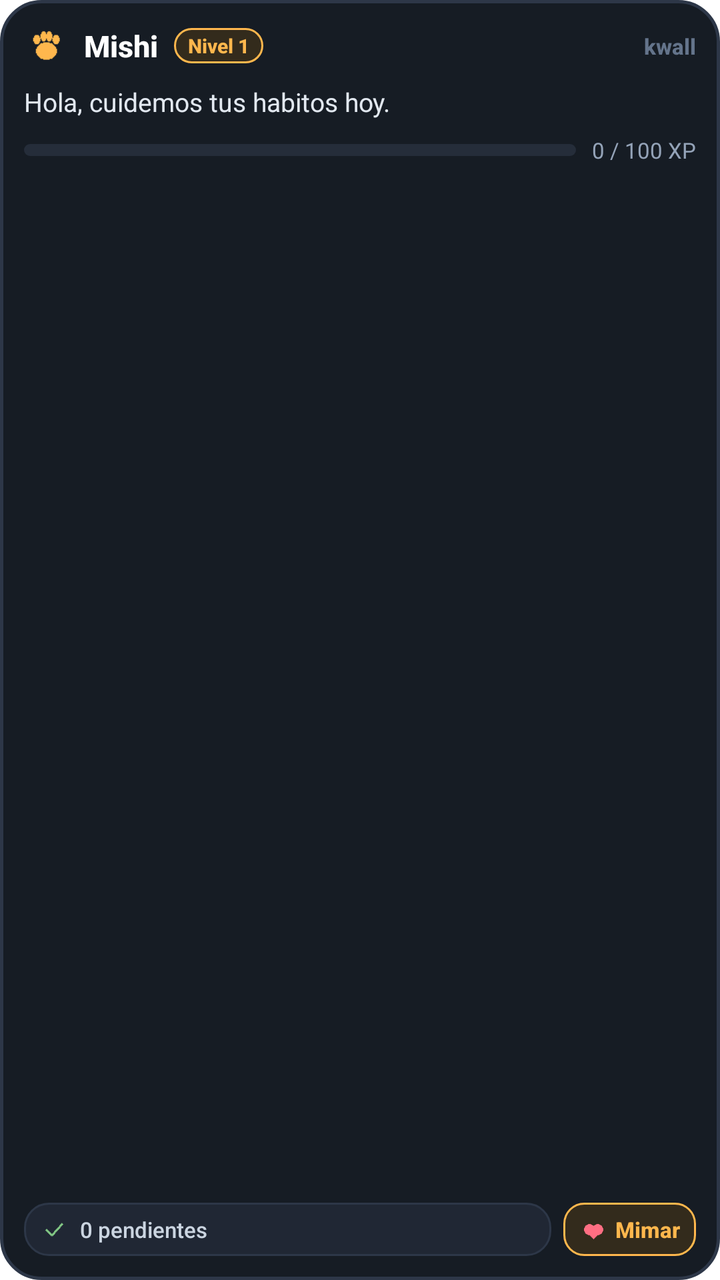
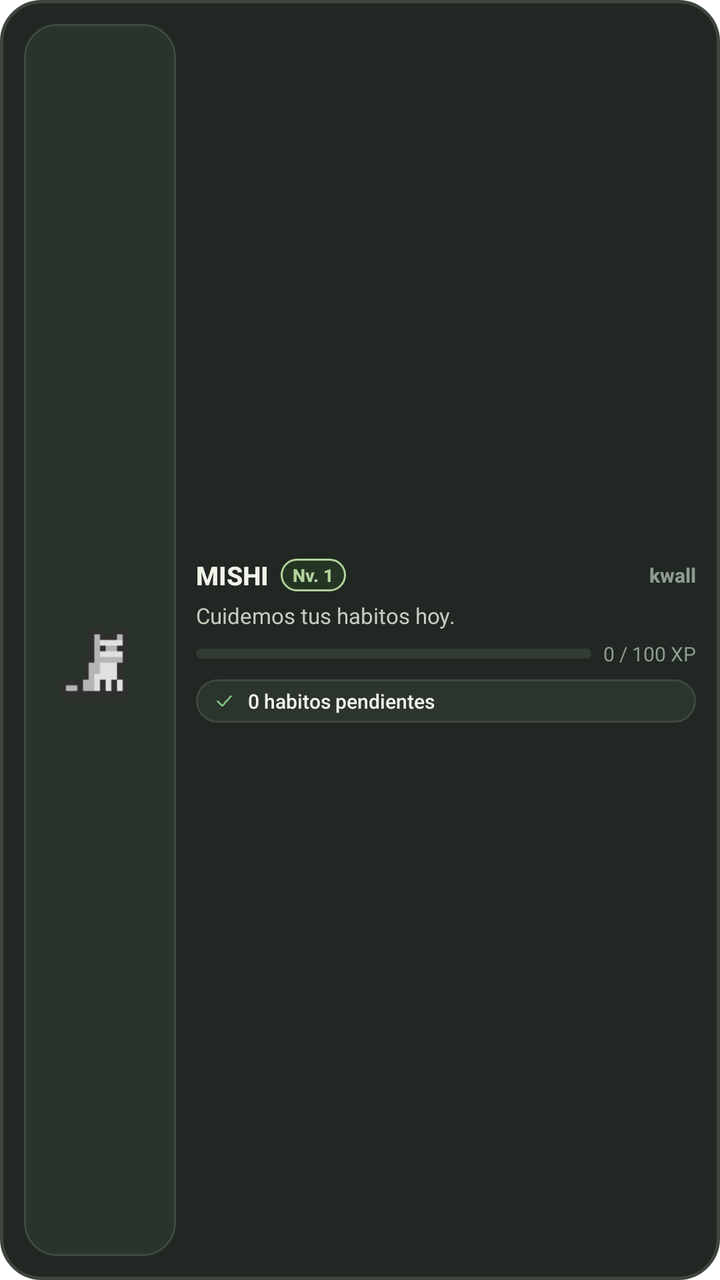

The first picture is an Android layout as it rendered before a commit; the second is the same layout after the commit. The layout source and the unified diff follow.
<!-- AndroidManifest.xml: fallback theme Theme.MaterialComponents.DayNight.NoActionBar -->
<!-- res/layout/kwall_pet_widget.xml -->
<?xml version="1.0" encoding="utf-8"?>
<LinearLayout xmlns:android="http://schemas.android.com/apk/res/android"
    android:id="@+id/widget_root"
    android:layout_width="match_parent"
    android:layout_height="match_parent"
    android:background="@drawable/widget_card_bg"
    android:orientation="vertical"
    android:padding="12dp">

    
    <LinearLayout
        android:layout_width="match_parent"
        android:layout_height="wrap_content"
        android:gravity="center_vertical"
        android:orientation="horizontal">

        <ImageView
            android:id="@+id/widget_pet_icon"
            android:layout_width="22dp"
            android:layout_height="22dp"
            android:contentDescription="@string/widget_pet_habits_name"
            android:src="@drawable/ic_widget_paw" />

        <TextView
            android:id="@+id/widget_pet_name"
            android:layout_width="wrap_content"
            android:layout_height="wrap_content"
            android:layout_marginStart="8dp"
            android:fontFamily="sans-serif-medium"
            android:text="Mishi"
            android:textColor="#FFFFFF"
            android:textSize="15sp"
            android:textStyle="bold" />

        <TextView
            android:id="@+id/widget_pet_level"
            android:layout_width="wrap_content"
            android:layout_height="wrap_content"
            android:layout_marginStart="8dp"
            android:background="@drawable/widget_chip_accent"
            android:fontFamily="sans-serif-medium"
            android:paddingStart="7dp"
            android:paddingTop="2dp"
            android:paddingEnd="7dp"
            android:paddingBottom="2dp"
            android:text="Nivel 1"
            android:textColor="#FFB74D"
            android:textSize="10sp"
            android:textStyle="bold" />

        <FrameLayout
            android:layout_width="0dp"
            android:layout_height="1dp"
            android:layout_weight="1" />

        <TextView
            android:id="@+id/widget_brand"
            android:layout_width="wrap_content"
            android:layout_height="wrap_content"
            android:fontFamily="sans-serif-medium"
            android:text="kwall"
            android:textColor="#64748B"
            android:textSize="11sp"
            android:textStyle="bold" />
    </LinearLayout>

    
    <TextView
        android:id="@+id/widget_pet_status"
        android:layout_width="match_parent"
        android:layout_height="wrap_content"
        android:layout_marginTop="8dp"
        android:ellipsize="end"
        android:fontFamily="sans-serif"
        android:maxLines="2"
        android:text="Hola, cuidemos tus habitos hoy."
        android:textColor="#E2E8F0"
        android:textSize="13sp" />

    
    <LinearLayout
        android:layout_width="match_parent"
        android:layout_height="wrap_content"
        android:layout_marginTop="8dp"
        android:gravity="center_vertical"
        android:orientation="horizontal">

        <ProgressBar
            android:id="@+id/widget_pet_xp_progress"
            style="?android:attr/progressBarStyleHorizontal"
            android:layout_width="0dp"
            android:layout_height="6dp"
            android:layout_weight="1"
            android:max="100"
            android:progress="0"
            android:progressDrawable="@drawable/widget_progress_bar" />

        <TextView
            android:id="@+id/widget_pet_xp_text"
            android:layout_width="wrap_content"
            android:layout_height="wrap_content"
            android:layout_marginStart="8dp"
            android:fontFamily="sans-serif"
            android:text="0 / 100 XP"
            android:textColor="#94A3B8"
            android:textSize="11sp" />
    </LinearLayout>

    <FrameLayout
        android:layout_width="match_parent"
        android:layout_height="0dp"
        android:layout_weight="1" />

    
    <LinearLayout
        android:layout_width="match_parent"
        android:layout_height="wrap_content"
        android:layout_marginTop="8dp"
        android:gravity="center_vertical"
        android:orientation="horizontal">

        
        <LinearLayout
            android:id="@+id/widget_habits_container"
            android:layout_width="0dp"
            android:layout_height="wrap_content"
            android:layout_weight="1"
            android:background="@drawable/widget_chip_bg"
            android:gravity="center_vertical"
            android:orientation="horizontal"
            android:paddingStart="8dp"
            android:paddingTop="6dp"
            android:paddingEnd="8dp"
            android:paddingBottom="6dp">

            <ImageView
                android:id="@+id/widget_habit_icon"
                android:layout_width="14dp"
                android:layout_height="14dp"
                android:contentDescription="@string/widget_pet_habits_name"
                android:src="@drawable/ic_widget_check" />

            <TextView
                android:id="@+id/widget_habits_summary"
                android:layout_width="0dp"
                android:layout_height="wrap_content"
                android:layout_marginStart="6dp"
                android:layout_weight="1"
                android:ellipsize="end"
                android:fontFamily="sans-serif-medium"
                android:maxLines="1"
                android:text="0 pendientes"
                android:textColor="#CBD5E1"
                android:textSize="11sp" />
        </LinearLayout>

        
        <LinearLayout
            android:id="@+id/widget_pet_affection_btn"
            android:layout_width="wrap_content"
            android:layout_height="wrap_content"
            android:layout_marginStart="6dp"
            android:background="@drawable/widget_chip_accent"
            android:gravity="center_vertical"
            android:orientation="horizontal"
            android:paddingStart="8dp"
            android:paddingTop="6dp"
            android:paddingEnd="8dp"
            android:paddingBottom="6dp">

            <ImageView
                android:layout_width="14dp"
                android:layout_height="14dp"
                android:contentDescription="@string/widget_pet_habits_name"
                android:src="@drawable/ic_widget_heart" />

            <TextView
                android:layout_width="wrap_content"
                android:layout_height="wrap_content"
                android:layout_marginStart="4dp"
                android:fontFamily="sans-serif-medium"
                android:text="Mimar"
                android:textColor="#FFB74D"
                android:textSize="11sp"
                android:textStyle="bold" />
        </LinearLayout>

    </LinearLayout>

</LinearLayout>
<!-- resources referenced by this layout -->
<resources>
  <!-- drawable ic_widget_check: png bitmap (drawable, 256 bytes) -->
  <!-- drawable ic_widget_heart: png bitmap (drawable, 250 bytes) -->
  <!-- drawable ic_widget_paw: png bitmap (drawable, 292 bytes) -->
  <!-- drawable widget_card_bg (drawable) -->
  <?xml version="1.0" encoding="utf-8"?>
  <shape xmlns:android="http://schemas.android.com/apk/res/android"
      android:shape="rectangle">
      <solid android:color="#161C24" />
      <corners android:radius="20dp" />
      <stroke
          android:width="1.5dp"
          android:color="#2D3748" />
  </shape>
  <!-- drawable widget_chip_accent (drawable) -->
  <?xml version="1.0" encoding="utf-8"?>
  <shape xmlns:android="http://schemas.android.com/apk/res/android"
      android:shape="rectangle">
      <solid android:color="#332B1C" />
      <corners android:radius="10dp" />
      <stroke
          android:width="1dp"
          android:color="#FFB74D" />
  </shape>
  <!-- drawable widget_chip_bg (drawable) -->
  <?xml version="1.0" encoding="utf-8"?>
  <shape xmlns:android="http://schemas.android.com/apk/res/android"
      android:shape="rectangle">
      <solid android:color="#202734" />
      <corners android:radius="12dp" />
      <stroke
          android:width="1dp"
          android:color="#2D3748" />
  </shape>
  <!-- drawable widget_progress_bar (drawable) -->
  <?xml version="1.0" encoding="utf-8"?>
  <layer-list xmlns:android="http://schemas.android.com/apk/res/android">
      <item android:id="@android:id/background">
          <shape>
              <corners android:radius="3dp" />
              <solid android:color="#252D3A" />
          </shape>
      </item>
      <item android:id="@android:id/progress">
          <clip>
              <shape>
                  <corners android:radius="3dp" />
                  <solid android:color="#FFB74D" />
              </shape>
          </clip>
      </item>
  </layer-list>
  <string name="widget_pet_habits_name">Mishi &amp; Hábitos</string>
</resources>

<!-- the commit's change to res/layout/kwall_pet_widget.xml (unified diff, before → after) -->
@@ -4,139 +4,149 @@
     android:layout_width="match_parent"
     android:layout_height="match_parent"
     android:background="@drawable/widget_card_bg"
-    android:orientation="vertical"
+    android:orientation="horizontal"
     android:padding="12dp">
 
     
     <LinearLayout
-        android:layout_width="match_parent"
-        android:layout_height="wrap_content"
-        android:gravity="center_vertical"
-        android:orientation="horizontal">
+        android:id="@+id/widget_cat_stage"
+        android:layout_width="76dp"
+        android:layout_height="match_parent"
+        android:background="@drawable/widget_cat_stage_bg"
+        android:gravity="center"
+        android:orientation="vertical"
+        android:padding="4dp">
 
         <ImageView
-            android:id="@+id/widget_pet_icon"
-            android:layout_width="22dp"
-            android:layout_height="22dp"
+            android:id="@+id/widget_cat_avatar"
+            android:layout_width="68dp"
+            android:layout_height="58dp"
             android:contentDescription="@string/widget_pet_habits_name"
-            android:src="@drawable/ic_widget_paw" />
+            android:scaleType="fitCenter"
+            android:src="@drawable/ic_widget_cat" />
 
-        <TextView
-            android:id="@+id/widget_pet_name"
-            android:layout_width="wrap_content"
-            android:layout_height="wrap_content"
-            android:layout_marginStart="8dp"
-            android:fontFamily="sans-serif-medium"
-            android:text="Mishi"
-            android:textColor="#FFFFFF"
-            android:textSize="15sp"
-            android:textStyle="bold" />
-
-        <TextView
-            android:id="@+id/widget_pet_level"
-            android:layout_width="wrap_content"
-            android:layout_height="wrap_content"
-            android:layout_marginStart="8dp"
-            android:background="@drawable/widget_chip_accent"
-            android:fontFamily="sans-serif-medium"
-            android:paddingStart="7dp"
-            android:paddingTop="2dp"
-            android:paddingEnd="7dp"
-            android:paddingBottom="2dp"
-            android:text="Nivel 1"
-            android:textColor="#FFB74D"
-            android:textSize="10sp"
-            android:textStyle="bold" />
-
-        <FrameLayout
-            android:layout_width="0dp"
-            android:layout_height="1dp"
-            android:layout_weight="1" />
-
-        <TextView
-            android:id="@+id/widget_brand"
-            android:layout_width="wrap_content"
-            android:layout_height="wrap_content"
-            android:fontFamily="sans-serif-medium"
-            android:text="kwall"
-            android:textColor="#64748B"
-            android:textSize="11sp"
-            android:textStyle="bold" />
     </LinearLayout>
 
     
-    <TextView
-        android:id="@+id/widget_pet_status"
-        android:layout_width="match_parent"
-        android:layout_height="wrap_content"
-        android:layout_marginTop="8dp"
-        android:ellipsize="end"
-        android:fontFamily="sans-serif"
-        android:maxLines="2"
-        android:text="Hola, cuidemos tus habitos hoy."
-        android:textColor="#E2E8F0"
-        android:textSize="13sp" />
+    <LinearLayout
+        android:layout_width="0dp"
+        android:layout_height="match_parent"
+        android:layout_marginStart="10dp"
+        android:layout_weight="1"
+        android:gravity="center_vertical"
+        android:orientation="vertical">
 
-    
-    <LinearLayout
-        android:layout_width="match_parent"
-        android:layout_height="wrap_content"
-        android:layout_marginTop="8dp"
-        android:gravity="center_vertical"
-        android:orientation="horizontal">
+        
+        <LinearLayout
+            android:layout_width="match_parent"
+            android:layout_height="wrap_content"
+            android:gravity="center_vertical"
+            android:orientation="horizontal">
 
-        <ProgressBar
-            android:id="@+id/widget_pet_xp_progress"
-            style="?android:attr/progressBarStyleHorizontal"
-            android:layout_width="0dp"
-            android:layout_height="6dp"
-            android:layout_weight="1"
-            android:max="100"
-            android:progress="0"
-            android:progressDrawable="@drawable/widget_progress_bar" />
+            <TextView
+                android:id="@+id/widget_pet_name"
+                android:layout_width="wrap_content"
+                android:layout_height="wrap_content"
+                android:ellipsize="end"
+                android:fontFamily="sans-serif-medium"
+                android:maxLines="1"
+                android:text="MISHI"
+                android:textColor="#F1F3E9"
+                android:textSize="13sp"
+                android:textStyle="bold" />
 
+            <TextView
+                android:id="@+id/widget_pet_level"
+                android:layout_width="wrap_content"
+                android:layout_height="wrap_content"
+                android:layout_marginStart="6dp"
+                android:background="@drawable/widget_chip_accent"
+                android:fontFamily="sans-serif-medium"
+                android:paddingStart="6dp"
+                android:paddingTop="2dp"
+                android:paddingEnd="6dp"
+                android:paddingBottom="2dp"
+                android:text="Nv. 1"
+                android:textColor="#B2D39C"
+                android:textSize="9sp"
+                android:textStyle="bold" />
+
+            <FrameLayout
+                android:layout_width="0dp"
+                android:layout_height="1dp"
+                android:layout_weight="1" />
+
+            <TextView
+                android:id="@+id/widget_brand"
+                android:layout_width="wrap_content"
+                android:layout_height="wrap_content"
+                android:fontFamily="sans-serif-medium"
+                android:text="kwall"
+                android:textColor="#8D9C8F"
+                android:textSize="10sp"
+                android:textStyle="bold" />
+        </LinearLayout>
+
+        
         <TextView
-            android:id="@+id/widget_pet_xp_text"
-            android:layout_width="wrap_content"
+            android:id="@+id/widget_pet_status"
+            android:layout_width="match_parent"
             android:layout_height="wrap_content"
-            android:layout_marginStart="8dp"
+            android:layout_marginTop="4dp"
+            android:ellipsize="end"
             android:fontFamily="sans-serif"
-            android:text="0 / 100 XP"
-            android:textColor="#94A3B8"
+            android:maxLines="1"
+            android:text="Cuidemos tus habitos hoy."
+            android:textColor="#C4CDBF"
             android:textSize="11sp" />
-    </LinearLayout>
 
-    <FrameLayout
-        android:layout_width="match_parent"
-        android:layout_height="0dp"
-        android:layout_weight="1" />
+        
+        <LinearLayout
+            android:layout_width="match_parent"
+            android:layout_height="wrap_content"
+            android:layout_marginTop="5dp"
+            android:gravity="center_vertical"
+            android:orientation="horizontal">
 
-    
-    <LinearLayout
-        android:layout_width="match_parent"
-        android:layout_height="wrap_content"
-        android:layout_marginTop="8dp"
-        android:gravity="center_vertical"
-        android:orientation="horizontal">
+            <ProgressBar
+                android:id="@+id/widget_pet_xp_progress"
+                style="?android:attr/progressBarStyleHorizontal"
+                android:layout_width="0dp"
+                android:layout_height="5dp"
+                android:layout_weight="1"
+                android:max="100"
+                android:progress="0"
+                android:progressDrawable="@drawable/widget_progress_bar" />
+
+            <TextView
+                android:id="@+id/widget_pet_xp_text"
+                android:layout_width="wrap_content"
+                android:layout_height="wrap_content"
+                android:layout_marginStart="6dp"
+                android:fontFamily="sans-serif"
+                android:text="0 / 100 XP"
+                android:textColor="#8D9C8F"
+                android:textSize="10sp" />
+        </LinearLayout>
 
         
         <LinearLayout
             android:id="@+id/widget_habits_container"
-            android:layout_width="0dp"
+            android:layout_width="match_parent"
             android:layout_height="wrap_content"
-            android:layout_weight="1"
+            android:layout_marginTop="6dp"
             android:background="@drawable/widget_chip_bg"
             android:gravity="center_vertical"
             android:orientation="horizontal"
             android:paddingStart="8dp"
-            android:paddingTop="6dp"
+            android:paddingTop="4dp"
             android:paddingEnd="8dp"
-            android:paddingBottom="6dp">
+            android:paddingBottom="4dp">
 
             <ImageView
                 android:id="@+id/widget_habit_icon"
-                android:layout_width="14dp"
-                android:layout_height="14dp"
+                android:layout_width="12dp"
+                android:layout_height="12dp"
                 android:contentDescription="@string/widget_pet_habits_name"
                 android:src="@drawable/ic_widget_check" />
 
@@ -149,40 +159,9 @@
                 android:ellipsize="end"
                 android:fontFamily="sans-serif-medium"
                 android:maxLines="1"
-                android:text="0 pendientes"
-                android:textColor="#CBD5E1"
-                android:textSize="11sp" />
-        </LinearLayout>
-
-        
-        <LinearLayout
-            android:id="@+id/widget_pet_affection_btn"
-            android:layout_width="wrap_content"
-            android:layout_height="wrap_content"
-            android:layout_marginStart="6dp"
-            android:background="@drawable/widget_chip_accent"
-            android:gravity="center_vertical"
-            android:orientation="horizontal"
-            android:paddingStart="8dp"
-            android:paddingTop="6dp"
-            android:paddingEnd="8dp"
-            android:paddingBottom="6dp">
-
-            <ImageView
-                android:layout_width="14dp"
-                android:layout_height="14dp"
-                android:contentDescription="@string/widget_pet_habits_name"
-                android:src="@drawable/ic_widget_heart" />
-
-            <TextView
-                android:layout_width="wrap_content"
-                android:layout_height="wrap_content"
-                android:layout_marginStart="4dp"
-                android:fontFamily="sans-serif-medium"
-                android:text="Mimar"
-                android:textColor="#FFB74D"
-                android:textSize="11sp"
-                android:textStyle="bold" />
+                android:text="0 habitos pendientes"
+                android:textColor="#F1F3E9"
+                android:textSize="10sp" />
         </LinearLayout>
 
     </LinearLayout>
<!-- resource entries referenced after the edit -->
@@ -1,37 +1,46 @@
 <!-- resources referenced by this layout -->
 <resources>
+  <!-- drawable ic_widget_cat: png bitmap (drawable, 432 bytes) -->
   <!-- drawable ic_widget_check: png bitmap (drawable, 256 bytes) -->
-  <!-- drawable ic_widget_heart: png bitmap (drawable, 250 bytes) -->
-  <!-- drawable ic_widget_paw: png bitmap (drawable, 292 bytes) -->
   <!-- drawable widget_card_bg (drawable) -->
   <?xml version="1.0" encoding="utf-8"?>
   <shape xmlns:android="http://schemas.android.com/apk/res/android"
       android:shape="rectangle">
-      <solid android:color="#161C24" />
+      <solid android:color="#212722" />
       <corners android:radius="20dp" />
       <stroke
           android:width="1.5dp"
-          android:color="#2D3748" />
+          android:color="#3B463C" />
+  </shape>
+  <!-- drawable widget_cat_stage_bg (drawable) -->
+  <?xml version="1.0" encoding="utf-8"?>
+  <shape xmlns:android="http://schemas.android.com/apk/res/android"
+      android:shape="rectangle">
+      <solid android:color="#2A332C" />
+      <corners android:radius="16dp" />
+      <stroke
+          android:width="1dp"
+          android:color="#3E4C40" />
   </shape>
   <!-- drawable widget_chip_accent (drawable) -->
   <?xml version="1.0" encoding="utf-8"?>
   <shape xmlns:android="http://schemas.android.com/apk/res/android"
       android:shape="rectangle">
-      <solid android:color="#332B1C" />
+      <solid android:color="#253524" />
       <corners android:radius="10dp" />
       <stroke
           android:width="1dp"
-          android:color="#FFB74D" />
+          android:color="#B2D39C" />
   </shape>
   <!-- drawable widget_chip_bg (drawable) -->
   <?xml version="1.0" encoding="utf-8"?>
   <shape xmlns:android="http://schemas.android.com/apk/res/android"
       android:shape="rectangle">
-      <solid android:color="#202734" />
+      <solid android:color="#2B342D" />
       <corners android:radius="12dp" />
       <stroke
           android:width="1dp"
-          android:color="#2D3748" />
+          android:color="#3C483F" />
   </shape>
   <!-- drawable widget_progress_bar (drawable) -->
   <?xml version="1.0" encoding="utf-8"?>
@@ -39,14 +48,14 @@
       <item android:id="@android:id/background">
           <shape>
               <corners android:radius="3dp" />
-              <solid android:color="#252D3A" />
+              <solid android:color="#313C33" />
           </shape>
       </item>
       <item android:id="@android:id/progress">
           <clip>
               <shape>
                   <corners android:radius="3dp" />
-                  <solid android:color="#FFB74D" />
+                  <solid android:color="#B2D39C" />
               </shape>
           </clip>
       </item>
